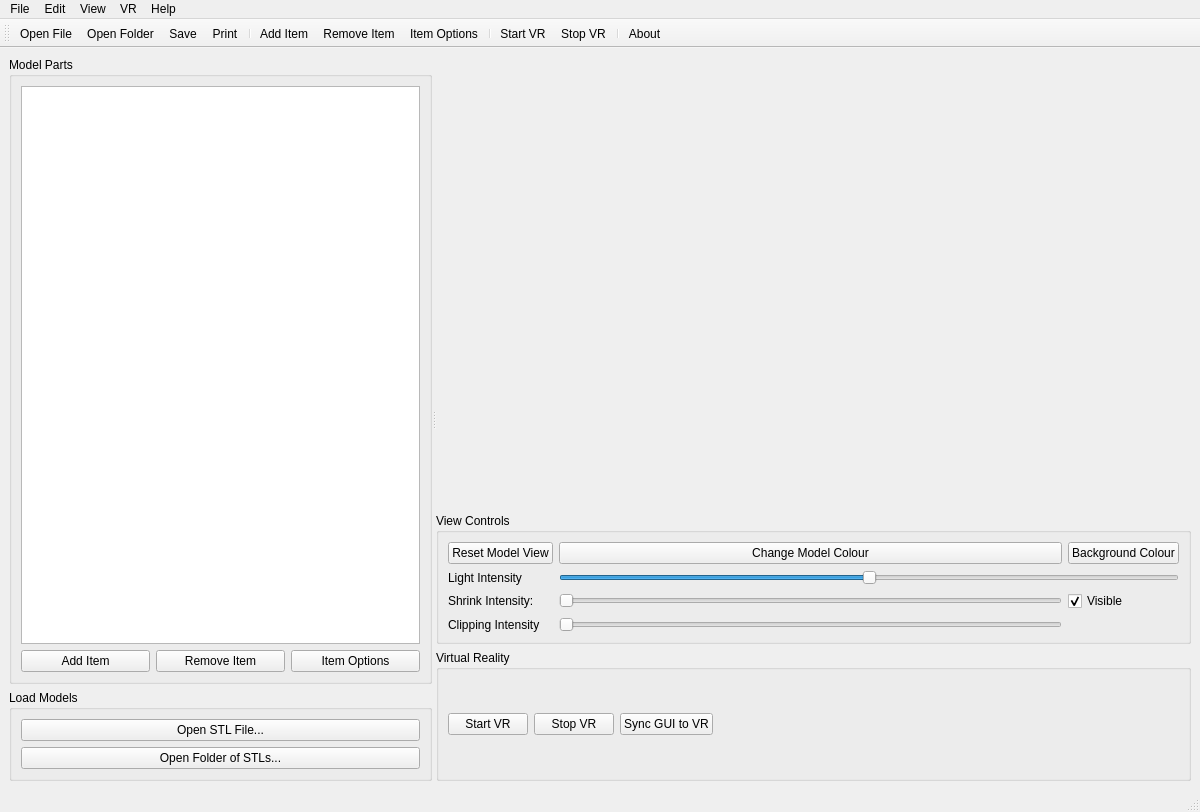
tonadey/Group13_Project, file week3/mainwindow.ui: the form before one commit.
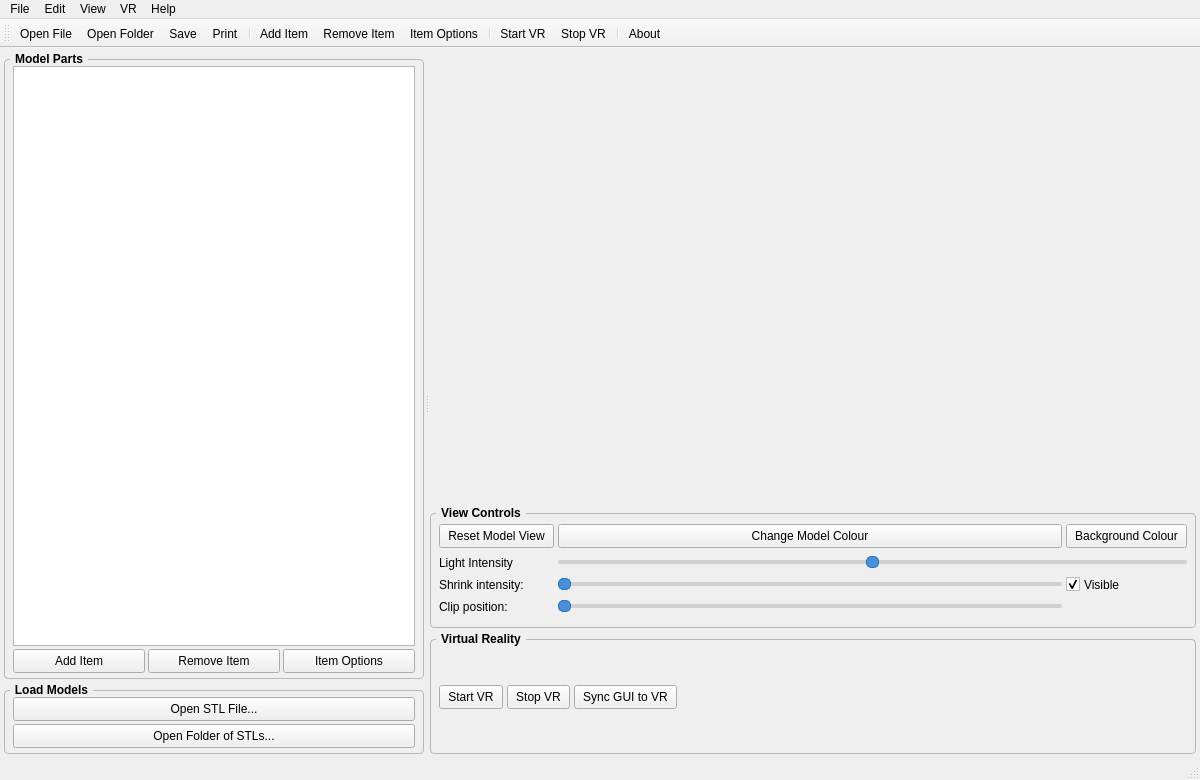
The form after the commit. Icons and pictures are not drawn. Custom widgets are drawn as their Qt base class.

Commit message:
Update gitignore, clean build artifacts, push latest week3 source
- New .gitignore covering build/, *.vcxproj, *autogen, example-stl-main, etc.
- Remove tracked build/ artifacts and CMakeSettings.json (now gitignored)
- Add VRRenderThread (VR section, EEEE2076 reference order)
- Add CrashReporter (Qt msg handler + std::terminate + Win32 SEH filter,
  copy-pasteable crash dialog)
- ModelPart::getNewActor() no longer shares vtkProperty across GUI/VR
  threads (fixes intermittent crash when changing colour while VR runs)
- mainwindow: VR diagnostic dialog (Ctrl+Shift+D) with copy/save buttons

What changed in the file:
```diff
--- a/week3/mainwindow.ui
+++ b/week3/mainwindow.ui
@@ -7,27 +7,112 @@
     <x>0</x>
     <y>0</y>
     <width>1200</width>
-    <height>812</height>
+    <height>780</height>
    </rect>
   </property>
   <property name="windowTitle">
    <string>Group 13 - CAD Viewer</string>
   </property>
+  <property name="styleSheet">
+   <string notr="true">QGroupBox {
+    font-weight: bold;
+    border: 1px solid #b8b8b8;
+    border-radius: 4px;
+    margin-top: 7px;
+    padding: 4px 4px 3px 4px;
+}
+QGroupBox::title {
+    subcontrol-origin: margin;
+    subcontrol-position: top left;
+    left: 6px;
+    padding: 0 3px;
+}
+QPushButton {
+    padding: 2px 8px;
+    min-height: 18px;
+}
+QCheckBox { spacing: 4px; }
+QLabel { padding: 0; }
+QDoubleSpinBox, QSpinBox {
+    padding: 1px 2px;
+    min-height: 16px;
+}
+QSlider::groove:horizontal {
+    height: 4px;
+    background: #d0d0d0;
+    border-radius: 2px;
+}
+QSlider::handle:horizontal {
+    width: 11px;
+    margin: -4px 0;
+    background: #4a90d9;
+    border-radius: 5px;
+    border: 1px solid #2a70b9;
+}</string>
+  </property>
   <widget class="QWidget" name="centralwidget">
    <layout class="QHBoxLayout" name="horizontalLayout_main">
+    <property name="leftMargin">
+     <number>4</number>
+    </property>
+    <property name="topMargin">
+     <number>4</number>
+    </property>
+    <property name="rightMargin">
+     <number>4</number>
+    </property>
+    <property name="bottomMargin">
+     <number>4</number>
+    </property>
+    <property name="spacing">
+     <number>4</number>
+    </property>
     <item>
      <widget class="QSplitter" name="mainSplitter">
       <property name="orientation">
        <enum>Qt::Orientation::Horizontal</enum>
       </property>
+      <property name="handleWidth">
+       <number>6</number>
+      </property>
       <widget class="QWidget" name="leftPanel" native="true">
        <layout class="QVBoxLayout" name="verticalLayout_left">
+        <property name="leftMargin">
+         <number>0</number>
+        </property>
+        <property name="topMargin">
+         <number>0</number>
+        </property>
+        <property name="rightMargin">
+         <number>0</number>
+        </property>
+        <property name="bottomMargin">
+         <number>0</number>
+        </property>
+        <property name="spacing">
+         <number>4</number>
+        </property>
         <item>
          <widget class="QGroupBox" name="treeGroupBox">
           <property name="title">
            <string>Model Parts</string>
           </property>
           <layout class="QVBoxLayout" name="verticalLayout_tree">
+           <property name="leftMargin">
+            <number>4</number>
+           </property>
+           <property name="topMargin">
+            <number>2</number>
+           </property>
+           <property name="rightMargin">
+            <number>4</number>
+           </property>
+           <property name="bottomMargin">
+            <number>2</number>
+           </property>
+           <property name="spacing">
+            <number>3</number>
+           </property>
            <item>
             <widget class="QTreeView" name="treeView">
              <property name="contextMenuPolicy">
@@ -37,6 +122,9 @@
            </item>
            <item>
             <layout class="QHBoxLayout" name="horizontalLayout_treeButtons">
+             <property name="spacing">
+              <number>3</number>
+             </property>
              <item>
               <widget class="QPushButton" name="addItemButton">
                <property name="text">
@@ -69,6 +157,21 @@
            <string>Load Models</string>
           </property>
           <layout class="QVBoxLayout" name="verticalLayout_load">
+           <property name="leftMargin">
+            <number>4</number>
+           </property>
+           <property name="topMargin">
+            <number>2</number>
+           </property>
+           <property name="rightMargin">
+            <number>4</number>
+           </property>
+           <property name="bottomMargin">
+            <number>2</number>
+           </property>
+           <property name="spacing">
+            <number>3</number>
+           </property>
            <item>
             <widget class="QPushButton" name="openFileButton">
              <property name="text">
@@ -98,6 +201,21 @@
       </widget>
       <widget class="QWidget" name="rightPanel" native="true">
        <layout class="QVBoxLayout" name="verticalLayout_right">
+        <property name="leftMargin">
+         <number>0</number>
+        </property>
+        <property name="topMargin">
+         <number>0</number>
+        </property>
+        <property name="rightMargin">
+         <number>0</number>
+        </property>
+        <property name="bottomMargin">
+         <number>0</number>
+        </property>
+        <property name="spacing">
+         <number>4</number>
+        </property>
         <item>
          <widget class="QVTKOpenGLNativeWidget" name="vtkWidget" native="true">
           <property name="minimumSize">
@@ -114,13 +232,35 @@
            <string>View Controls</string>
           </property>
           <layout class="QGridLayout" name="gridLayout_view">
-           <item row="2" column="2">
-            <widget class="QCheckBox" name="visibilityCheckBox">
+           <property name="leftMargin">
+            <number>4</number>
+           </property>
+           <property name="topMargin">
+            <number>2</number>
+           </property>
+           <property name="rightMargin">
+            <number>4</number>
+           </property>
+           <property name="bottomMargin">
+            <number>2</number>
+           </property>
+           <property name="horizontalSpacing">
+            <number>4</number>
+           </property>
+           <property name="verticalSpacing">
+            <number>3</number>
+           </property>
+           <item row="0" column="0">
+            <widget class="QPushButton" name="resetViewButton">
              <property name="text">
-              <string>Visible</string>
+              <string>Reset Model View</string>
              </property>
-             <property name="checked">
-              <bool>true</bool>
+            </widget>
+           </item>
+           <item row="0" column="1">
+            <widget class="QPushButton" name="changeColourButton">
+             <property name="text">
+              <string>Change Model Colour</string>
              </property>
             </widget>
            </item>
@@ -154,10 +294,10 @@
              </property>
             </widget>
            </item>
-           <item row="0" column="0">
-            <widget class="QPushButton" name="resetViewButton">
+           <item row="2" column="0">
+            <widget class="QLabel" name="shrinkLabel">
              <property name="text">
-              <string>Reset Model View</string>
+              <string>Shrink intensity:</string>
              </property>
             </widget>
            </item>
@@ -167,21 +307,14 @@
               <number>100</number>
              </property>
              <property name="orientation">
-              <enum>Qt::Orientation::Horizontal</enum>
+              <enum>Qt::Horizontal</enum>
              </property>
             </widget>
            </item>
-           <item row="0" column="1">
-            <widget class="QPushButton" name="changeColourButton">
+           <item row="3" column="0">
+            <widget class="QLabel" name="clipLabel">
              <property name="text">
-              <string>Change Model Colour</string>
-             </property>
-            </widget>
-           </item>
-           <item row="2" column="0">
-            <widget class="QLabel" name="label">
-             <property name="text">
-              <string>Shrink Intensity:</string>
+              <string>Clip position:</string>
              </property>
             </widget>
            </item>
@@ -191,14 +324,17 @@
               <number>100</number>
              </property>
              <property name="orientation">
-              <enum>Qt::Orientation::Horizontal</enum>
+              <enum>Qt::Horizontal</enum>
              </property>
             </widget>
            </item>
-           <item row="3" column="0">
-            <widget class="QLabel" name="label_2">
+           <item row="2" column="2">
+            <widget class="QCheckBox" name="visibilityCheckBox">
              <property name="text">
-              <string>Clipping Intensity</string>
+              <string>Visible</string>
+             </property>
+             <property name="checked">
+              <bool>true</bool>
              </property>
             </widget>
            </item>
@@ -211,6 +347,21 @@
            <string>Virtual Reality</string>
           </property>
           <layout class="QHBoxLayout" name="horizontalLayout_vr">
+           <property name="leftMargin">
+            <number>4</number>
+           </property>
+           <property name="topMargin">
+            <number>2</number>
+           </property>
+           <property name="rightMargin">
+            <number>4</number>
+           </property>
+           <property name="bottomMargin">
+            <number>2</number>
+           </property>
+           <property name="spacing">
+            <number>4</number>
+           </property>
            <item>
             <widget class="QPushButton" name="startVRButton">
              <property name="text">
@@ -268,7 +419,7 @@
      <x>0</x>
      <y>0</y>
      <width>1200</width>
-     <height>25</height>
+     <height>22</height>
     </rect>
    </property>
    <widget class="QMenu" name="menuFile">
@@ -440,20 +591,20 @@
    </property>
   </action>
   <action name="actionToggle_Shrink">
-   <property name="checkable">
-    <bool>true</bool>
-   </property>
    <property name="text">
     <string>Toggle Shrink Filter</string>
    </property>
+   <property name="checkable">
+    <bool>true</bool>
+   </property>
   </action>
   <action name="actionToggle_Clip">
-   <property name="checkable">
-    <bool>true</bool>
-   </property>
    <property name="text">
     <string>Toggle Clip Filter</string>
    </property>
+   <property name="checkable">
+    <bool>true</bool>
+   </property>
   </action>
   <action name="actionStart_VR">
    <property name="icon">
```
The commit also changes 566 other files.
